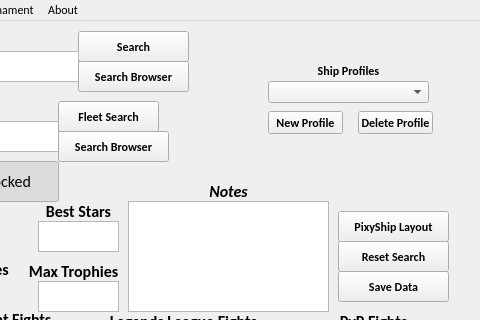
First picture: the form in _internal/pss-ttt.ui, repository arraken/pss-ttt, before the edit; both pictures show x 112 to 592 and y 0 to 320 of the 592 by 611 pixel window.
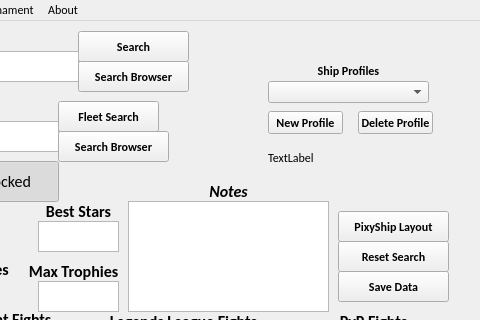
Second picture: the form after the edit.

```diff
--- a/_internal/pss-ttt.ui
+++ b/_internal/pss-ttt.ui
@@ -741,6 +741,19 @@
      <set>Qt::AlignCenter</set>
     </property>
    </widget>
+   <widget class="QLabel" name="db_move_test">
+    <property name="geometry">
+     <rect>
+      <x>380</x>
+      <y>130</y>
+      <width>47</width>
+      <height>13</height>
+     </rect>
+    </property>
+    <property name="text">
+     <string>TextLabel</string>
+    </property>
+   </widget>
   </widget>
   <widget class="QStatusBar" name="statusbar">
    <property name="sizeGripEnabled">
```
